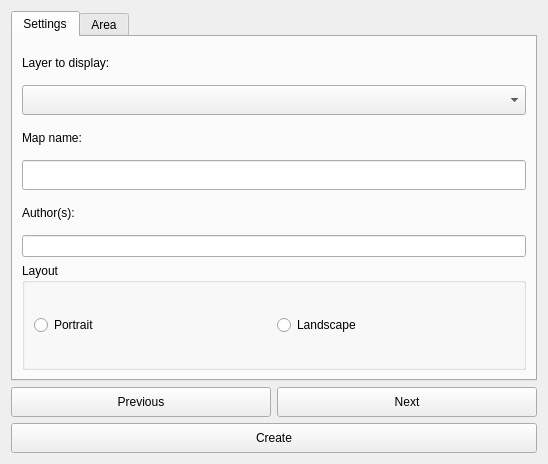
Before: the Qt Designer form LDMP/gui/DlgCreateMap.ui in ConservationInternational/trends.earth, drawn with Qt 5.
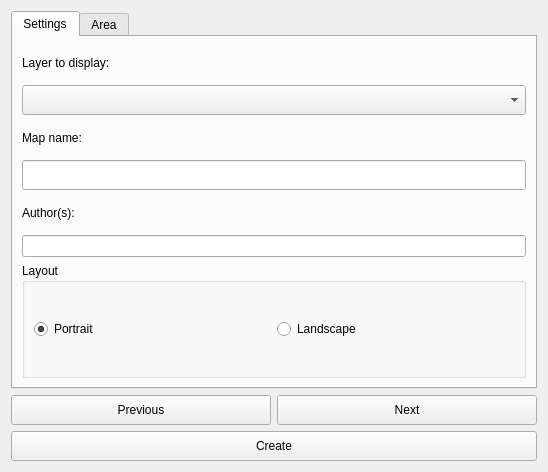
After: the same form once the commit is applied.

```diff
--- a/LDMP/gui/DlgCreateMap.ui
+++ b/LDMP/gui/DlgCreateMap.ui
@@ -7,7 +7,7 @@
     <x>0</x>
     <y>0</y>
     <width>548</width>
-    <height>464</height>
+    <height>472</height>
    </rect>
   </property>
   <property name="windowTitle">
@@ -128,6 +128,9 @@
             <property name="text">
              <string>Portrait</string>
             </property>
+            <property name="checked">
+             <bool>true</bool>
+            </property>
            </widget>
           </item>
           <item>
```
Left out of the diff: 2 changed lines with no effect on the pictures.
